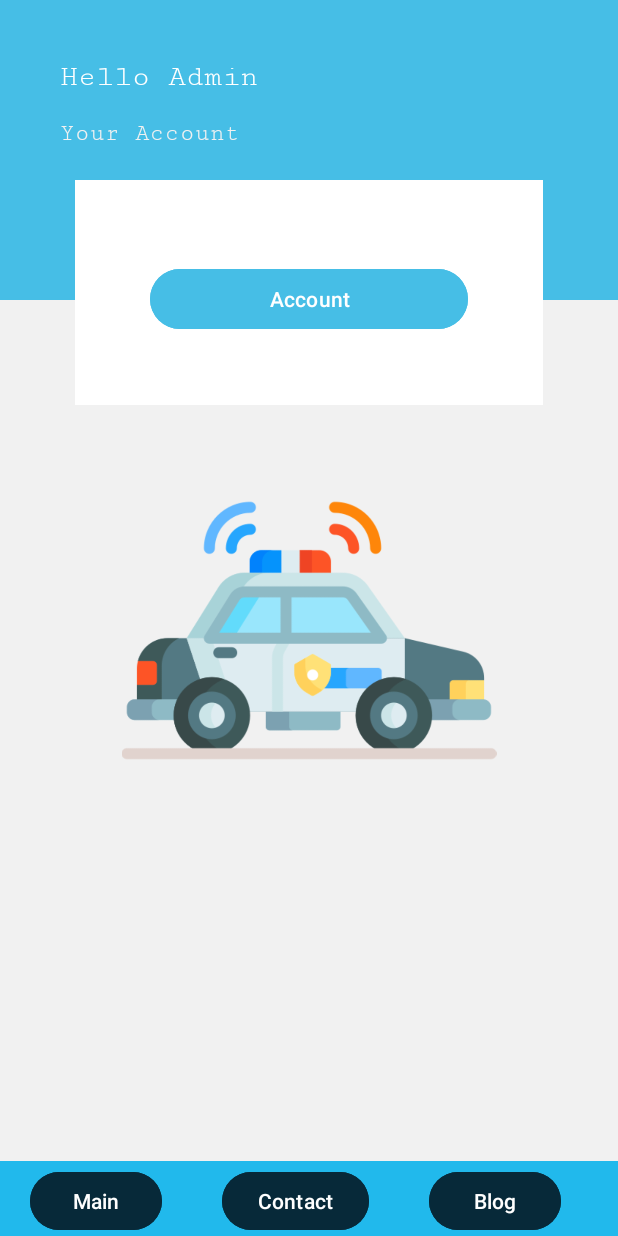
After one commit to stasdo12/Calculation, an Android app: the DesignActivity screen opened directly, with no data from a screen before it, on a phone screen of 412 x 824 dp. The commit adds this screen. Run offline under Robolectric (Android 15) with nearby library versions, the phone set to English and light mode, and no system bars.

Commit message:
DisignActivity

```diff
--- a/app/src/main/AndroidManifest.xml
+++ b/app/src/main/AndroidManifest.xml
@@ -12,6 +12,9 @@
         android:supportsRtl="true"
         android:theme="@style/Theme.Calculation"
         tools:targetApi="31">
+        <activity
+            android:name=".DesignActivity"
+            android:exported="false" />
         <activity
             android:name=".FragmentActivity"
             android:exported="false" />
--- /dev/null
+++ b/app/src/main/java/ua/com/calculation/DesignActivity.java
@@ -0,0 +1,14 @@
+package ua.com.calculation;
+
+import androidx.appcompat.app.AppCompatActivity;
+
+import android.os.Bundle;
+
+public class DesignActivity extends AppCompatActivity {
+
+    @Override
+    protected void onCreate(Bundle savedInstanceState) {
+        super.onCreate(savedInstanceState);
+        setContentView(R.layout.activity_disign);
+    }
+}
--- /dev/null
+++ b/app/src/main/res/layout/activity_disign.xml
@@ -0,0 +1,109 @@
+<?xml version="1.0" encoding="utf-8"?>
+<RelativeLayout xmlns:android="http://schemas.android.com/apk/res/android"
+    xmlns:app="http://schemas.android.com/apk/res-auto"
+    xmlns:tools="http://schemas.android.com/tools"
+    android:layout_width="match_parent"
+    android:layout_height="match_parent"
+    android:background="@color/bg"
+    tools:context=".DesignActivity">
+
+
+    <RelativeLayout
+        android:id="@+id/upper_bg"
+        android:layout_width="match_parent"
+        android:layout_height="200dp"
+        android:background="#46BEE6">
+
+        <TextView
+            android:layout_width="wrap_content"
+            android:layout_height="wrap_content"
+            android:text="Hello Admin"
+            android:textColor="@color/white"
+            android:fontFamily="serif-monospace"
+            android:textSize="20sp"
+            android:layout_marginStart="40dp"
+            android:layout_marginTop="40dp"
+
+            />
+        <TextView
+            android:layout_width="wrap_content"
+            android:layout_height="wrap_content"
+            android:text="Your Account"
+            android:textColor="@color/bg"
+            android:fontFamily="serif-monospace"
+            android:textSize="16sp"
+            android:layout_marginStart="40dp"
+            android:layout_marginTop="80dp"
+
+            />
+    </RelativeLayout>
+
+    <RelativeLayout
+        android:id="@+id/second_bg"
+        android:layout_width="match_parent"
+        android:layout_height="150dp"
+        android:layout_below="@id/upper_bg"
+        android:background="@color/white"
+        android:layout_marginHorizontal="50dp"
+        android:layout_marginTop="-80dp">
+
+        <Button
+            android:layout_width="match_parent"
+            android:layout_height="wrap_content"
+            android:layout_marginHorizontal="50dp"
+            android:layout_marginTop="55dp"
+            android:backgroundTint="#46BEE6"
+            android:text="Account">
+
+        </Button>
+    </RelativeLayout>
+
+    <ImageView
+        android:id="@+id/main_image"
+        android:layout_width="match_parent"
+        android:layout_height="250dp"
+        android:layout_below="@+id/second_bg"
+        android:src="@drawable/police_car"
+        android:layout_marginTop="25dp"
+        android:layout_marginBottom="25dp"
+        android:layout_marginHorizontal="20dp">
+    </ImageView>
+
+    <LinearLayout
+        android:layout_width="match_parent"
+        android:layout_height="50dp"
+        android:layout_alignParentBottom="true"
+        android:orientation="horizontal"
+        android:background="#21B9EC">
+
+
+        <Button
+            android:layout_width="wrap_content"
+            android:layout_height="wrap_content"
+            android:layout_marginHorizontal="20dp"
+            android:layout_marginTop="3dp"
+            android:text="Main"
+            android:backgroundTint="#072939">
+        </Button>
+        <Button
+            android:layout_width="wrap_content"
+            android:layout_height="wrap_content"
+            android:layout_marginHorizontal="20dp"
+            android:layout_marginTop="3dp"
+            android:text="Contact"
+            android:backgroundTint="#072939">
+        </Button>
+        <Button
+            android:layout_width="wrap_content"
+            android:layout_height="wrap_content"
+            android:layout_marginHorizontal="20dp"
+            android:layout_marginTop="3dp"
+            android:text="Blog"
+            android:backgroundTint="#072939">
+        </Button>
+
+
+    </LinearLayout>
+
+
+</RelativeLayout>
--- a/app/src/main/res/values/colors.xml
+++ b/app/src/main/res/values/colors.xml
@@ -2,5 +2,6 @@
 <resources>
     <color name="black">#FF000000</color>
     <color name="white">#FFFFFFFF</color>
+    <color name="bg">#F1F1F1</color>
 
 </resources>
--- a/app/src/main/res/values/themes.xml
+++ b/app/src/main/res/values/themes.xml
@@ -1,6 +1,8 @@
 <resources xmlns:tools="http://schemas.android.com/tools">
     <!-- Base application theme. -->
     <style name="Base.Theme.Calculation" parent="Theme.Material3.DayNight.NoActionBar">
+
+        <item name="colorPrimary">@color/black</item>
         <!-- Customize your light theme here. -->
         <!-- <item name="colorPrimary">@color/my_light_primary</item> -->
     </style>
```
